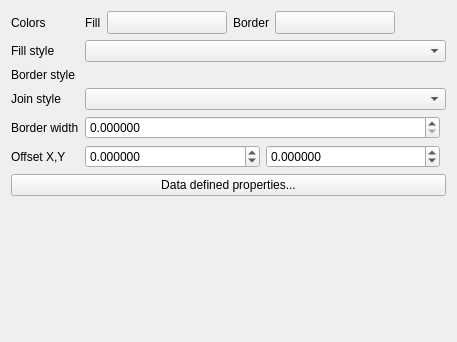
First picture: the form in src/ui/symbollayer/widget_simplefill.ui, repository qgis/QGIS, before the edit.
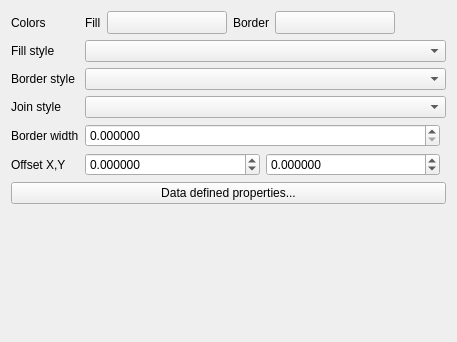
Second picture: the form after the edit. Custom widgets are drawn as their Qt base class.

Commit message: Fix some alignment and tab issues with symbol dialogs (refs #11060)

```diff
--- a/src/ui/symbollayer/widget_simplefill.ui
+++ b/src/ui/symbollayer/widget_simplefill.ui
@@ -13,12 +13,15 @@
   <property name="windowTitle">
    <string>Form</string>
   </property>
-  <layout class="QFormLayout" name="formLayout">
+  <layout class="QGridLayout" name="gridLayout">
    <item row="0" column="0">
     <widget class="QLabel" name="label">
      <property name="text">
       <string>Colors</string>
      </property>
+     <property name="alignment">
+      <set>Qt::AlignLeading|Qt::AlignLeft|Qt::AlignVCenter</set>
+     </property>
     </widget>
    </item>
    <item row="0" column="1">
@@ -107,6 +110,9 @@
      <property name="text">
       <string>Fill style</string>
      </property>
+     <property name="alignment">
+      <set>Qt::AlignLeading|Qt::AlignLeft|Qt::AlignVCenter</set>
+     </property>
     </widget>
    </item>
    <item row="1" column="1">
@@ -117,16 +123,22 @@
      <property name="text">
       <string>Border style</string>
      </property>
+     <property name="alignment">
+      <set>Qt::AlignLeading|Qt::AlignLeft|Qt::AlignVCenter</set>
+     </property>
     </widget>
    </item>
    <item row="2" column="1">
-    <widget class="QgsPenStyleComboBox" name="cboBorderStyle" native="true"/>
+    <widget class="QgsPenStyleComboBox" name="cboBorderStyle"/>
    </item>
    <item row="3" column="0">
     <widget class="QLabel" name="label_8">
      <property name="text">
       <string>Join style</string>
      </property>
+     <property name="alignment">
+      <set>Qt::AlignLeading|Qt::AlignLeft|Qt::AlignVCenter</set>
+     </property>
     </widget>
    </item>
    <item row="3" column="1">
@@ -137,6 +149,9 @@
      <property name="text">
       <string>Border width</string>
      </property>
+     <property name="alignment">
+      <set>Qt::AlignLeading|Qt::AlignLeft|Qt::AlignVCenter</set>
+     </property>
     </widget>
    </item>
    <item row="4" column="1">
@@ -170,6 +185,9 @@
      <property name="text">
       <string>Offset X,Y</string>
      </property>
+     <property name="alignment">
+      <set>Qt::AlignLeading|Qt::AlignLeft|Qt::AlignVCenter</set>
+     </property>
     </widget>
    </item>
    <item row="5" column="1">
@@ -236,6 +254,19 @@
      </property>
     </widget>
    </item>
+   <item row="7" column="0">
+    <spacer name="verticalSpacer">
+     <property name="orientation">
+      <enum>Qt::Vertical</enum>
+     </property>
+     <property name="sizeHint" stdset="0">
+      <size>
+       <width>20</width>
+       <height>40</height>
+      </size>
+     </property>
+    </spacer>
+   </item>
   </layout>
  </widget>
  <customwidgets>
@@ -257,7 +288,7 @@
   </customwidget>
   <customwidget>
    <class>QgsPenStyleComboBox</class>
-   <extends>QWidget</extends>
+   <extends>QComboBox</extends>
    <header>qgspenstylecombobox.h</header>
   </customwidget>
   <customwidget>
```
Left out of the diff: 13 changed lines with no effect on the pictures. The commit also changes 10 other files.
